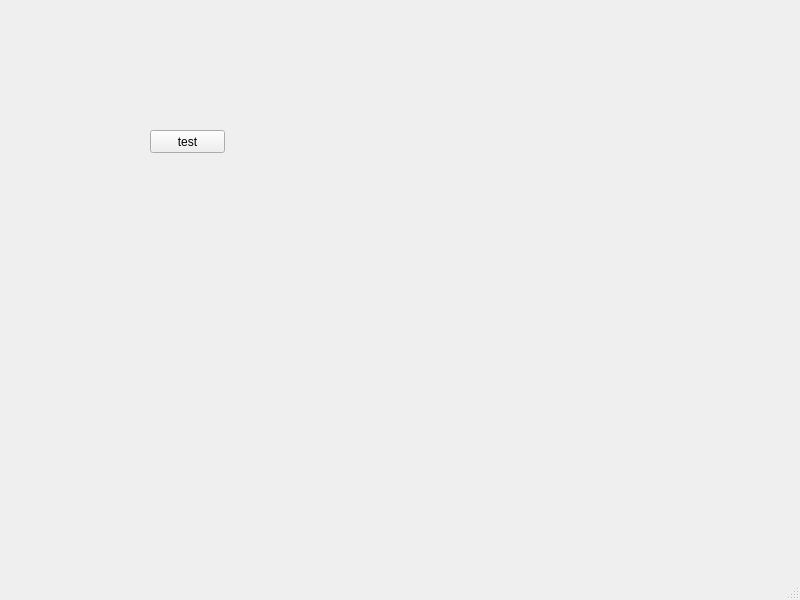
Old version of the form mainwindow.ui in the repository a1360871737/MyQtProjet.
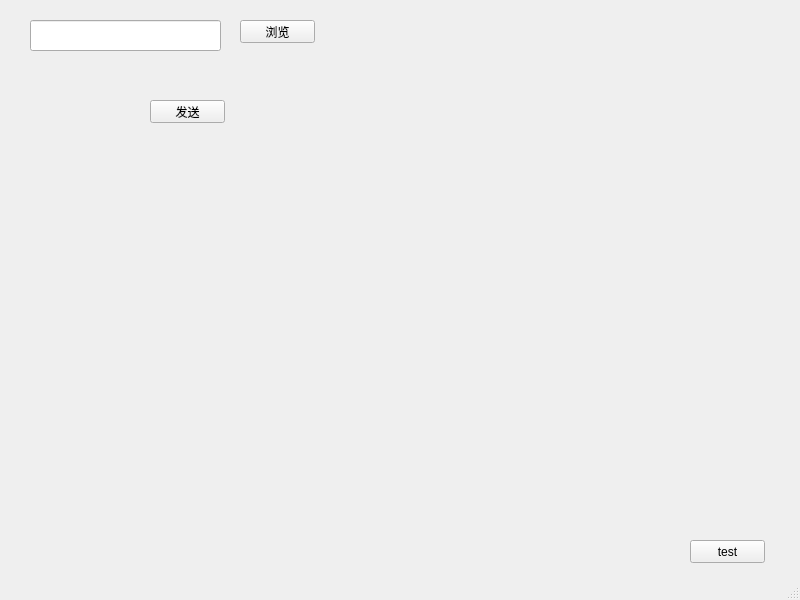
New version of the form.

```diff
--- a/mainwindow.ui
+++ b/mainwindow.ui
@@ -17,8 +17,8 @@
    <widget class="QPushButton" name="pushButton">
     <property name="geometry">
      <rect>
-      <x>150</x>
-      <y>130</y>
+      <x>690</x>
+      <y>540</y>
       <width>75</width>
       <height>23</height>
      </rect>
@@ -27,6 +27,42 @@
      <string>test</string>
     </property>
    </widget>
+   <widget class="QLineEdit" name="lineEdit_Path">
+    <property name="geometry">
+     <rect>
+      <x>30</x>
+      <y>20</y>
+      <width>191</width>
+      <height>31</height>
+     </rect>
+    </property>
+   </widget>
+   <widget class="QPushButton" name="pushButton_Open">
+    <property name="geometry">
+     <rect>
+      <x>240</x>
+      <y>20</y>
+      <width>75</width>
+      <height>23</height>
+     </rect>
+    </property>
+    <property name="text">
+     <string>浏览</string>
+    </property>
+   </widget>
+   <widget class="QPushButton" name="pushButton_send">
+    <property name="geometry">
+     <rect>
+      <x>150</x>
+      <y>100</y>
+      <width>75</width>
+      <height>23</height>
+     </rect>
+    </property>
+    <property name="text">
+     <string>发送</string>
+    </property>
+   </widget>
   </widget>
   <widget class="QStatusBar" name="statusBar"/>
  </widget>
```
